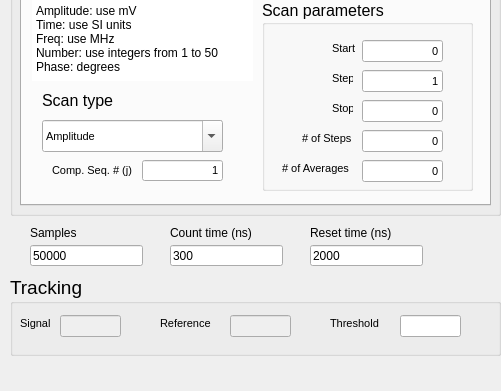
The window that source/appgui_V3.ui (pitt-diamond-qtech/quantum-pulse) describes before a commit, drawn with Qt 5; both pictures show x 0 to 501 and y 254 to 645 of the 1134 by 645 pixel window.
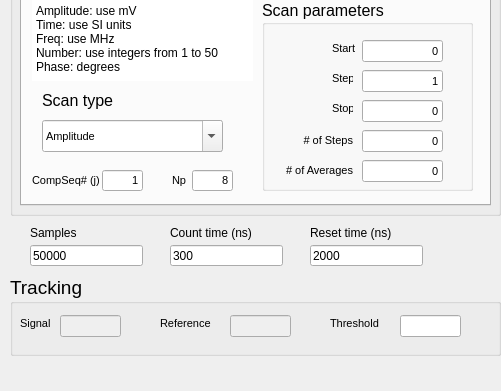
The same window after the commit.

Commit message: added the pauli randomization feature to the app

Patch:
```diff
--- a/source/appgui_V3.ui
+++ b/source/appgui_V3.ui
@@ -1238,10 +1238,10 @@
        <widget class="QLabel" name="label_8">
         <property name="geometry">
          <rect>
-          <x>40</x>
+          <x>10</x>
           <y>130</y>
-          <width>61</width>
-          <height>16</height>
+          <width>81</width>
+          <height>20</height>
          </rect>
         </property>
         <property name="font">
@@ -1252,6 +1252,9 @@
         <property name="text">
          <string># of Steps</string>
         </property>
+        <property name="alignment">
+         <set>Qt::AlignRight|Qt::AlignTrailing|Qt::AlignVCenter</set>
+        </property>
        </widget>
        <widget class="QLineEdit" name="lineEditScanStart">
         <property name="geometry">
@@ -1298,10 +1301,10 @@
        <widget class="QLabel" name="label_10">
         <property name="geometry">
          <rect>
-          <x>20</x>
+          <x>0</x>
           <y>160</y>
           <width>91</width>
-          <height>16</height>
+          <height>20</height>
          </rect>
         </property>
         <property name="font">
@@ -1312,6 +1315,9 @@
         <property name="text">
          <string># of Averages</string>
         </property>
+        <property name="alignment">
+         <set>Qt::AlignRight|Qt::AlignTrailing|Qt::AlignVCenter</set>
+        </property>
        </widget>
       </widget>
       <widget class="QComboBox" name="scantypecomboBox">
@@ -1397,9 +1403,9 @@
       <widget class="QLineEdit" name="lineEditCompSeqNum">
        <property name="geometry">
         <rect>
-         <x>120</x>
-         <y>170</y>
-         <width>81</width>
+         <x>80</x>
+         <y>180</y>
+         <width>41</width>
          <height>21</height>
         </rect>
        </property>
@@ -1415,20 +1421,60 @@
         <set>Qt::AlignRight|Qt::AlignTrailing|Qt::AlignVCenter</set>
        </property>
        <property name="placeholderText">
-        <string>CompSeqNum</string>
+        <string/>
        </property>
       </widget>
       <widget class="QLabel" name="labelCompSeqNum">
        <property name="geometry">
         <rect>
-         <x>30</x>
-         <y>170</y>
-         <width>81</width>
+         <x>10</x>
+         <y>180</y>
+         <width>71</width>
          <height>21</height>
         </rect>
        </property>
        <property name="text">
-        <string>Comp. Seq. # (j)</string>
+        <string>CompSeq# (j)</string>
+       </property>
+      </widget>
+      <widget class="QLabel" name="labelPauliRandNum">
+       <property name="geometry">
+        <rect>
+         <x>150</x>
+         <y>180</y>
+         <width>16</width>
+         <height>21</height>
+        </rect>
+       </property>
+       <property name="text">
+        <string>Np</string>
+       </property>
+      </widget>
+      <widget class="QLineEdit" name="lineEditPauliRandNum">
+       <property name="enabled">
+        <bool>true</bool>
+       </property>
+       <property name="geometry">
+        <rect>
+         <x>170</x>
+         <y>180</y>
+         <width>41</width>
+         <height>21</height>
+        </rect>
+       </property>
+       <property name="font">
+        <font>
+         <pointsize>8</pointsize>
+        </font>
+       </property>
+       <property name="text">
+        <string>8</string>
+       </property>
+       <property name="alignment">
+        <set>Qt::AlignRight|Qt::AlignTrailing|Qt::AlignVCenter</set>
+       </property>
+       <property name="placeholderText">
+        <string/>
        </property>
       </widget>
      </widget>
```
The commit also changes 5 other files.
